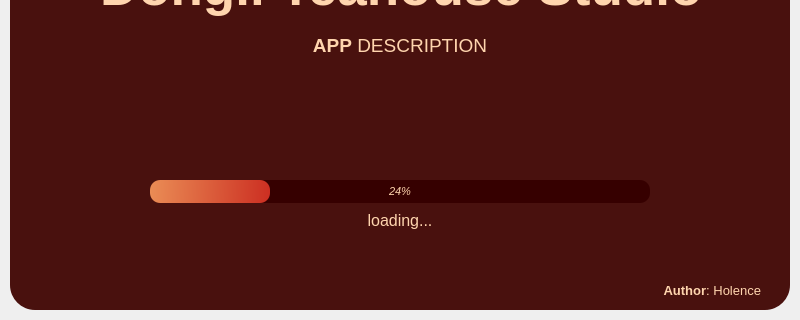
Qt form splash_screen.ui (Holence/DongliTeahouseStudio) before a commit; both pictures show x 0 to 800 and y 180 to 500 of the 800 by 500 pixel window.
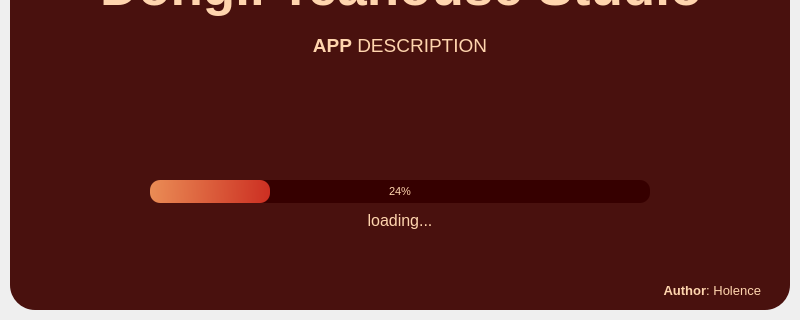
The same form after that commit. Icons and pictures are not drawn.

```diff
--- a/splash_screen.ui
+++ b/splash_screen.ui
@@ -118,9 +118,6 @@
         <font>
          <family>Segoe UI</family>
          <pointsize>8</pointsize>
-         <weight>50</weight>
-         <italic>true</italic>
-         <bold>false</bold>
          <underline>false</underline>
         </font>
        </property>
```
